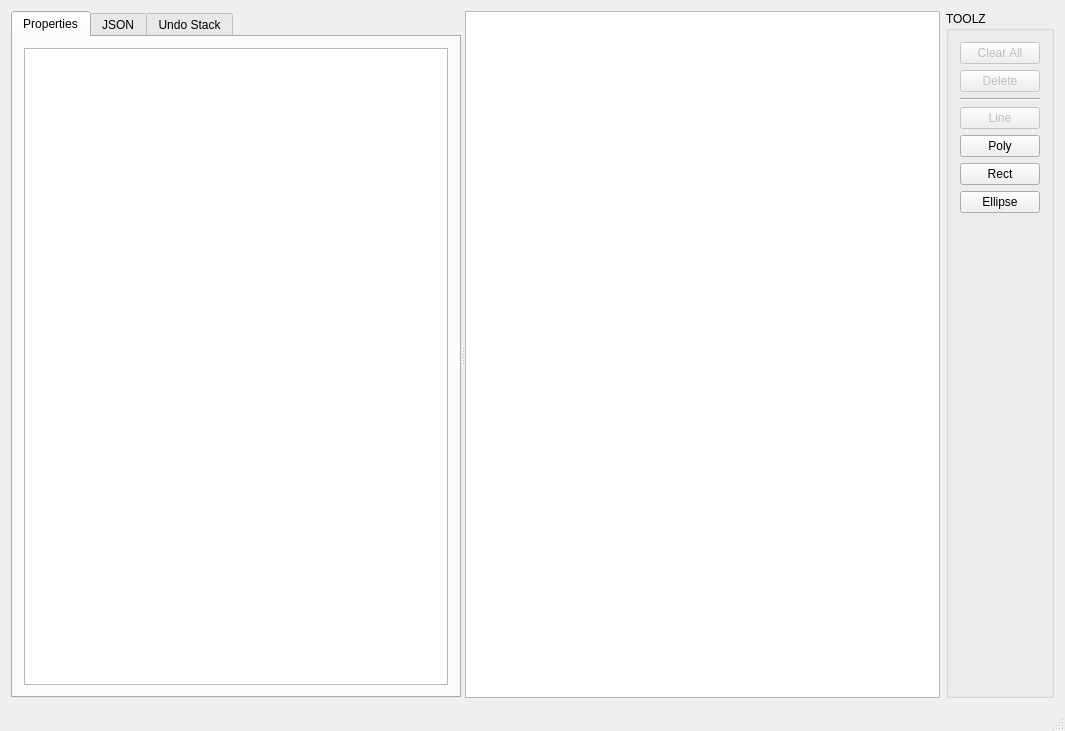
Above: ui/mainwindow.ui from andromeda-cad/andromeda-cad before the change. Below: the same form after it.
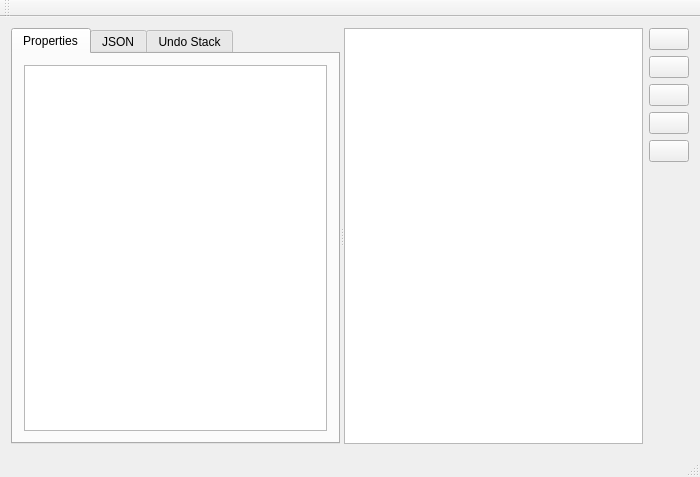
That is the form after the change. Icons and pictures are not drawn. Custom widgets are drawn as their Qt base class.

Commit message: Added some placeholder icons

```diff
--- a/ui/mainwindow.ui
+++ b/ui/mainwindow.ui
@@ -6,8 +6,8 @@
    <rect>
     <x>0</x>
     <y>0</y>
-    <width>1065</width>
-    <height>731</height>
+    <width>700</width>
+    <height>477</height>
    </rect>
   </property>
   <property name="windowTitle">
@@ -79,58 +79,67 @@
         </layout>
        </widget>
       </widget>
-      <widget class="ASymbolEditor" name="graphicsView"/>
+      <widget class="ASymbolEditor" name="graphicsView">
+       <property name="minimumSize">
+        <size>
+         <width>250</width>
+         <height>250</height>
+        </size>
+       </property>
+      </widget>
      </widget>
     </item>
     <item row="0" column="1">
-     <widget class="QGroupBox" name="groupBox">
-      <property name="title">
-       <string>TOOLZ</string>
-      </property>
       <layout class="QVBoxLayout" name="verticalLayout">
        <item>
         <widget class="QPushButton" name="clearAllButton">
          <property name="enabled">
-          <bool>false</bool>
+         <bool>true</bool>
          </property>
          <property name="toolTip">
           <string>Clear the entire scene</string>
          </property>
          <property name="text">
-          <string>Clear All</string>
-         </property>
-        </widget>
-       </item>
-       <item>
-        <widget class="QPushButton" name="deleteButton">
-         <property name="enabled">
-          <bool>false</bool>
-         </property>
-         <property name="toolTip">
-          <string>Delete selected objects</string>
-         </property>
-         <property name="text">
-          <string>Delete</string>
+         <string/>
+        </property>
+        <property name="icon">
+         <iconset resource="../resources/icons.qrc">
+          <normaloff>:/icons/symbol/tool_pin.svg</normaloff>:/icons/symbol/tool_pin.svg</iconset>
+        </property>
+        <property name="iconSize">
+         <size>
+          <width>28</width>
+          <height>28</height>
+         </size>
+        </property>
+        <property name="checkable">
+         <bool>true</bool>
          </property>
         </widget>
        </item>
        <item>
-        <widget class="Line" name="line">
-         <property name="orientation">
-          <enum>Qt::Horizontal</enum>
-         </property>
-        </widget>
-       </item>
-       <item>
-        <widget class="QPushButton" name="lineButton">
+       <widget class="QPushButton" name="textButton">
          <property name="enabled">
-          <bool>false</bool>
+         <bool>true</bool>
          </property>
          <property name="toolTip">
           <string>Add a new line</string>
          </property>
          <property name="text">
-          <string>Line</string>
+         <string/>
+        </property>
+        <property name="icon">
+         <iconset resource="../resources/icons.qrc">
+          <normaloff>:/icons/symbol/tool_text.svg</normaloff>:/icons/symbol/tool_text.svg</iconset>
+        </property>
+        <property name="iconSize">
+         <size>
+          <width>28</width>
+          <height>28</height>
+         </size>
+        </property>
+        <property name="checkable">
+         <bool>true</bool>
          </property>
         </widget>
        </item>
@@ -140,7 +149,20 @@
           <string>Add a polygon</string>
          </property>
          <property name="text">
-          <string>Poly</string>
+         <string/>
+        </property>
+        <property name="icon">
+         <iconset resource="../resources/icons.qrc">
+          <normaloff>:/icons/symbol/tool_polyline.svg</normaloff>:/icons/symbol/tool_polyline.svg</iconset>
+        </property>
+        <property name="iconSize">
+         <size>
+          <width>28</width>
+          <height>28</height>
+         </size>
+        </property>
+        <property name="checkable">
+         <bool>true</bool>
          </property>
         </widget>
        </item>
@@ -150,7 +172,23 @@
           <string>Add a rectangle</string>
          </property>
          <property name="text">
-          <string>Rect</string>
+         <string/>
+        </property>
+        <property name="icon">
+         <iconset resource="../resources/icons.qrc">
+          <normaloff>:/icons/symbol/tool_rect.svg</normaloff>:/icons/symbol/tool_rect.svg</iconset>
+        </property>
+        <property name="iconSize">
+         <size>
+          <width>28</width>
+          <height>28</height>
+         </size>
+        </property>
+        <property name="checkable">
+         <bool>true</bool>
+        </property>
+        <property name="checked">
+         <bool>false</bool>
          </property>
         </widget>
        </item>
@@ -160,7 +198,20 @@
           <string>Add an ellipse</string>
          </property>
          <property name="text">
-          <string>Ellipse</string>
+         <string/>
+        </property>
+        <property name="icon">
+         <iconset resource="../resources/icons.qrc">
+          <normaloff>:/icons/symbol/tool_ellipse.svg</normaloff>:/icons/symbol/tool_ellipse.svg</iconset>
+        </property>
+        <property name="iconSize">
+         <size>
+          <width>28</width>
+          <height>28</height>
+         </size>
+        </property>
+        <property name="checkable">
+         <bool>true</bool>
          </property>
         </widget>
        </item>
@@ -178,7 +229,6 @@
         </spacer>
        </item>
       </layout>
-     </widget>
     </item>
    </layout>
   </widget>
@@ -193,6 +243,32 @@
    </property>
   </widget>
   <widget class="QStatusBar" name="statusBar"/>
+  <widget class="QToolBar" name="toolBar">
+   <property name="minimumSize">
+    <size>
+     <width>0</width>
+     <height>0</height>
+    </size>
+   </property>
+   <property name="windowTitle">
+    <string>toolBar</string>
+   </property>
+   <property name="iconSize">
+    <size>
+     <width>28</width>
+     <height>28</height>
+    </size>
+   </property>
+   <property name="floatable">
+    <bool>false</bool>
+   </property>
+   <attribute name="toolBarArea">
+    <enum>TopToolBarArea</enum>
+   </attribute>
+   <attribute name="toolBarBreak">
+    <bool>false</bool>
+   </attribute>
+  </widget>
  </widget>
  <layoutdefault spacing="6" margin="11"/>
  <customwidgets>
```
Left out of the diff: 18 changed lines with no effect on the pictures. Lines whose indentation alone changed are shown as unchanged. The commit also changes 14 other files.
